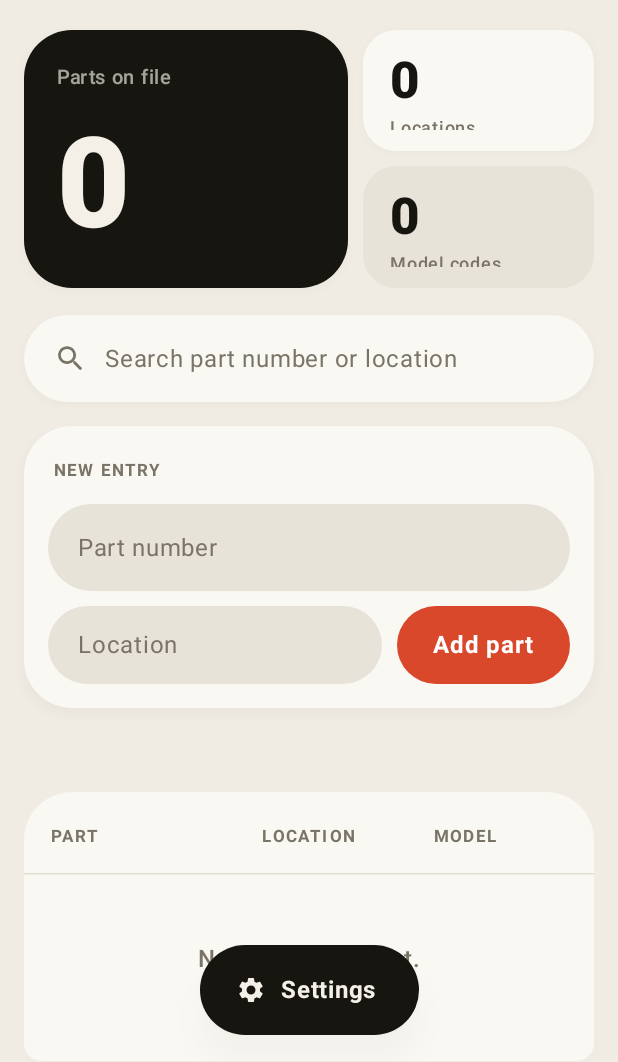
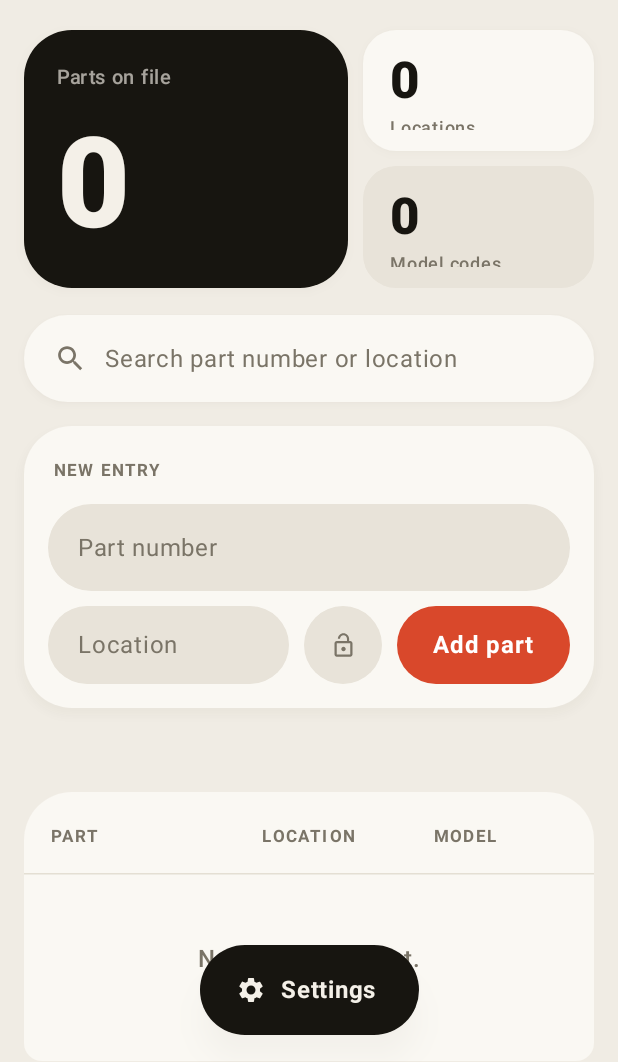
Before and after one commit to abhim5yu/partly-2, an Android app built with Jetpack Compose: the screen it shows after launch (MainActivity), on a phone screen of 412 x 824 dp, the part 174-1236 px from its top. Run offline under Robolectric (Android 15) with nearby library versions, the phone set to English and light mode, and no system bars.

Commit message:
Add location lock button next to the Location field

```diff
--- a/app/src/main/java/com/partspicker/app/MainScreen.kt
+++ b/app/src/main/java/com/partspicker/app/MainScreen.kt
@@ -27,6 +27,8 @@ import androidx.compose.foundation.shape.RoundedCornerShape
 import androidx.compose.foundation.verticalScroll
 import androidx.compose.material.icons.Icons
 import androidx.compose.material.icons.automirrored.filled.ArrowForward
+import androidx.compose.material.icons.filled.Lock
+import androidx.compose.material.icons.filled.LockOpen
 import androidx.compose.material.icons.filled.Search
 import androidx.compose.material.icons.filled.Settings
 import androidx.compose.material3.HorizontalDivider
@@ -375,6 +377,14 @@ private fun EntryCard(vm: PartsViewModel, partFocus: FocusRequester) {
                     focusRequester = locFocus,
                     onFocusChange = { locFocused = it }
                 )
+                IconBtn(
+                    icon = if (vm.locationLocked) Icons.Filled.Lock else Icons.Filled.LockOpen,
+                    desc = if (vm.locationLocked) "Location locked — stays after adding" else "Location unlocked — advances after adding",
+                    onClick = { vm.locationLocked = !vm.locationLocked },
+                    tint = if (vm.locationLocked) c.onAccent else c.muted,
+                    background = if (vm.locationLocked) c.accent else c.surface2,
+                    size = 52.dp
+                )
                 PillButton("Add part", onClick = { vm.addPart() })
             }
 
```
